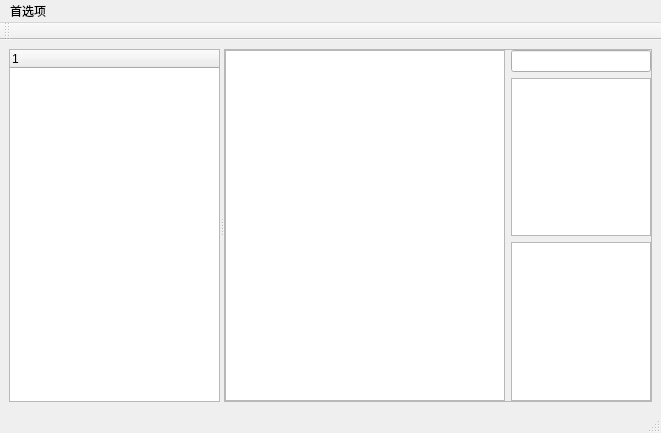
Old version of the form PathManagerPlus/ui/main_window.ui in the repository suifengpiaoyang/PathManagerPlus.
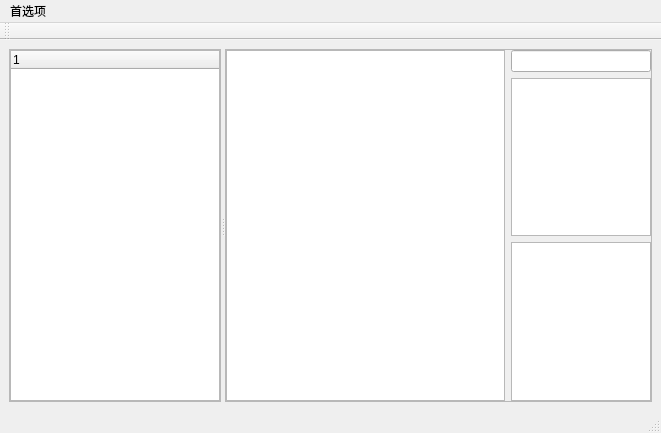
New version of the form. Custom widgets are drawn as their Qt base class.

Commit message: 修复UI上对齐感觉少一象素的问题

The edit to the form file:
```diff
--- a/PathManagerPlus/ui/main_window.ui
+++ b/PathManagerPlus/ui/main_window.ui
@@ -14,18 +14,42 @@
    <string>路径管理工具</string>
   </property>
   <widget class="QWidget" name="centralwidget">
-   <layout class="QHBoxLayout" name="horizontalLayout_2">
+   <layout class="QHBoxLayout" name="horizontalLayout_3">
     <item>
      <widget class="QSplitter" name="splitter">
       <property name="orientation">
        <enum>Qt::Horizontal</enum>
       </property>
+      <widget class="QFrame" name="frame_2">
+       <property name="frameShape">
+        <enum>QFrame::StyledPanel</enum>
+       </property>
+       <property name="frameShadow">
+        <enum>QFrame::Raised</enum>
+       </property>
+       <layout class="QHBoxLayout" name="horizontalLayout_2">
+        <property name="leftMargin">
+         <number>0</number>
+        </property>
+        <property name="topMargin">
+         <number>0</number>
+        </property>
+        <property name="rightMargin">
+         <number>0</number>
+        </property>
+        <property name="bottomMargin">
+         <number>0</number>
+        </property>
+        <item>
       <widget class="QTreeWidget" name="treeWidget">
        <column>
         <property name="text">
          <string notr="true">1</string>
         </property>
        </column>
+         </widget>
+        </item>
+       </layout>
       </widget>
       <widget class="QFrame" name="frame">
        <property name="frameShape">
```
Lines whose indentation alone changed are shown as unchanged.
